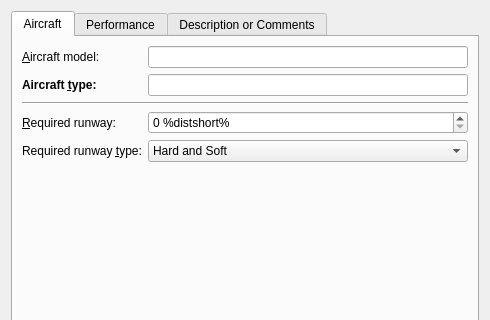
The window that src/perf/aircraftperfdialog.ui (albar965/littlenavmap) describes before a commit, drawn with Qt 5; both pictures show x 0 to 490 and y 0 to 320 of the 490 by 730 pixel window.
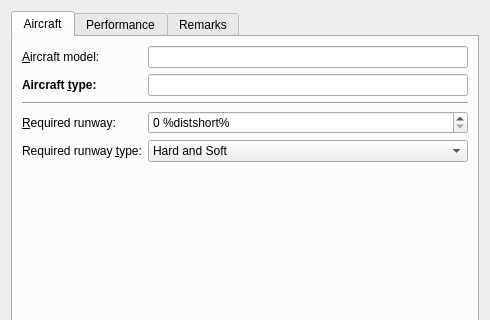
The same window after the commit.

Commit message: Changed all comment/description field names to "Remarks" for consistency. Put userpoint menu items into sub in map context menu. Added tooltip for flight plan remarks.

Patch:
```diff
--- a/src/perf/aircraftperfdialog.ui
+++ b/src/perf/aircraftperfdialog.ui
@@ -938,7 +938,7 @@
      </widget>
      <widget class="QWidget" name="tabDescription">
       <attribute name="title">
-       <string>Description or Comments</string>
+       <string>Remarks</string>
       </attribute>
       <layout class="QVBoxLayout" name="verticalLayout_3">
        <property name="spacing">
```
Left out of the diff: 2 changed lines with no effect on the pictures. The commit also changes 10 other files.
